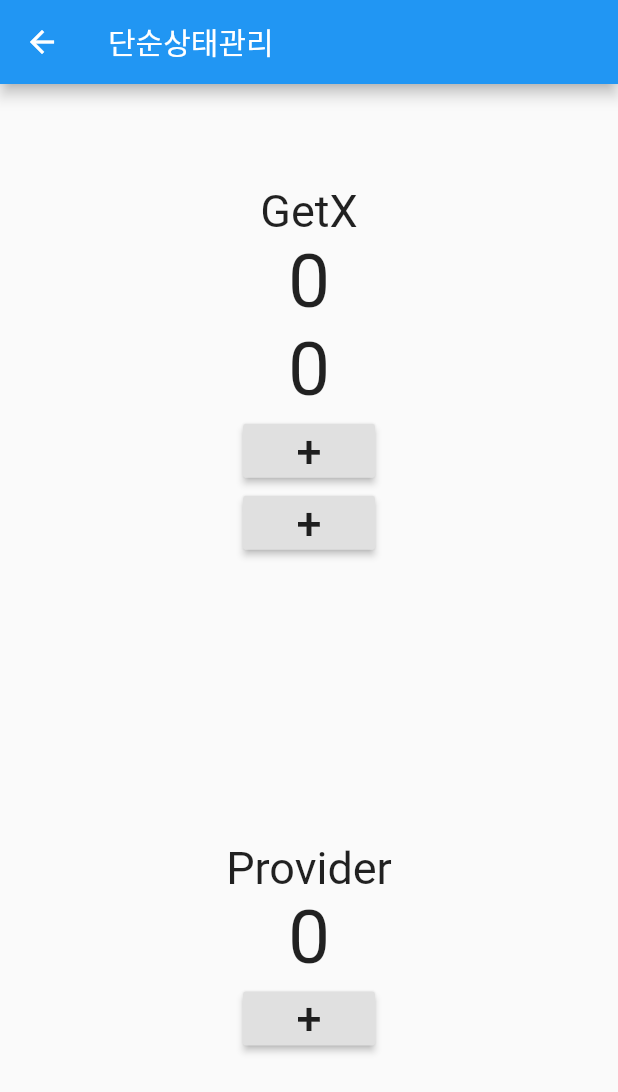
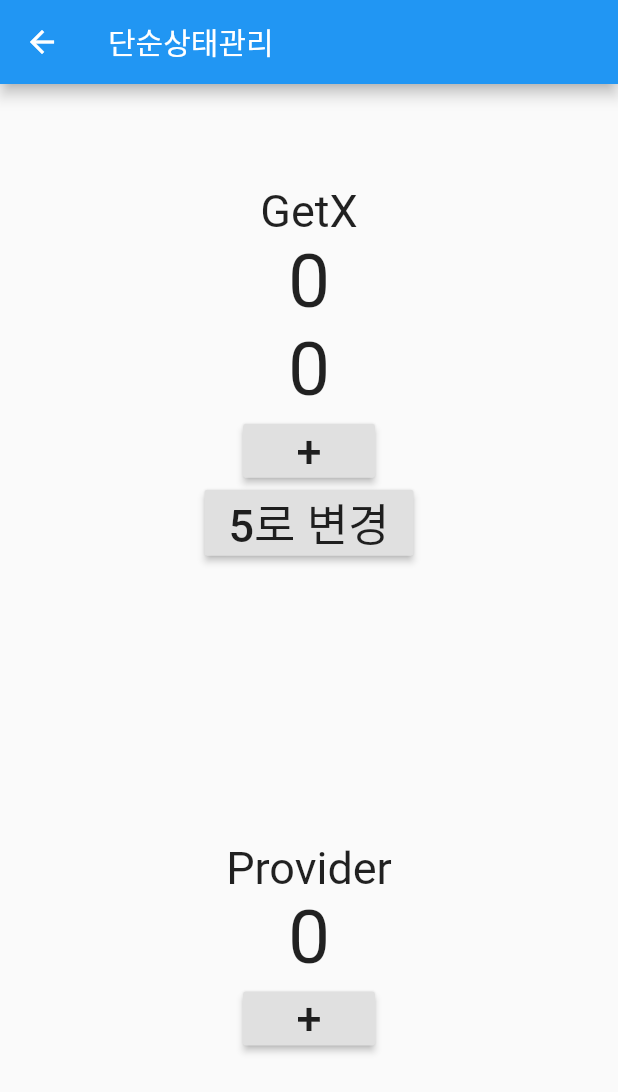
Before and after one commit to jyryuitpro/sample_route_manage, a Flutter app: the SimpleStateManagePage screen opened directly, on a phone screen of 412 x 824 dp. Shown: the top 1092 px of the screen. Run offline on Flutter 3.47's test engine with Material 2 defaults, Android fonts, the phone set to English and light mode, and no system bars; our stand-ins replace get.

Commit message:
GetX 주요 기능 3가지 중 그 두번째 반응형 상태관리 #4

```diff
--- a/lib/main.dart
+++ b/lib/main.dart
@@ -20,11 +20,13 @@ class MyApp extends StatelessWidget {
           visualDensity: VisualDensity.adaptivePlatformDensity),
       // home: Home(),
       initialRoute: '/',
+      // 기존 방식
       // routes: {
       //   '/': (context) => Home(),
       //   '/first': (context) => FirstNamedPage(),
       //   '/second': (context) => SecondNamedPage(),
       // },
+      // GetX
       getPages: [
         GetPage(
           name: '/',
--- a/lib/src/pages/next_page.dart
+++ b/lib/src/pages/next_page.dart
@@ -7,6 +7,7 @@ class NextPage extends StatelessWidget {
 
   @override
   Widget build(BuildContext context) {
+    print(Get.arguments.runtimeType);
     return Scaffold(
       appBar: AppBar(
         title: Text('Next Page'),
--- a/lib/src/pages/normal/second_page.dart
+++ b/lib/src/pages/normal/second_page.dart
@@ -32,6 +32,7 @@ class SecondPage extends StatelessWidget {
                 //     (route) => false);
 
                 // Get.to(Home());
+                // 회원가입 || Splash || 돌아갈 필요가 없는 페이지
                 Get.offAll(Home());
               },
             )
--- a/lib/src/pages/simple_state_manage_page.dart
+++ b/lib/src/pages/simple_state_manage_page.dart
@@ -11,6 +11,7 @@ class SimpleStateManagePage extends StatelessWidget {
 
   @override
   Widget build(BuildContext context) {
+    // GetX instance
     Get.put(CountControllerWithGetX());
     return Scaffold(
       appBar: AppBar(
--- a/lib/src/pages/state/with_getx.dart
+++ b/lib/src/pages/state/with_getx.dart
@@ -8,7 +8,8 @@ class WithGetX extends StatelessWidget {
 
   const WithGetX({Key? key}) : super(key: key);
 
-  Widget _button(String id) {
+  // Widget _button(String id) {
+  Widget _button() {
     return RaisedButton(
       child: Text(
         '+',
@@ -17,13 +18,16 @@ class WithGetX extends StatelessWidget {
         ),
       ),
       onPressed: () {
-        Get.find<CountControllerWithGetX>().increase(id);
+        // _controllerWithGetX.increase(id);
+        // Get.find<CountControllerWithGetX>().increase(id);
+        Get.find<CountControllerWithGetX>().increase();
       },
     );
   }
 
   @override
   Widget build(BuildContext context) {
+    // GetX instance 여기서도 가능
     // Get.put(CountControllerWithGetX());
     return Center(
       child: Column(
@@ -36,8 +40,9 @@ class WithGetX extends StatelessWidget {
             ),
           ),
           GetBuilder<CountControllerWithGetX>(
-            id: 'first',
+            // id: 'first',
             builder: (controller) {
+              print('UPDATE!!!');
               return Text(
                 '${controller.count}',
                 style: TextStyle(
@@ -47,8 +52,9 @@ class WithGetX extends StatelessWidget {
             },
           ),
           GetBuilder<CountControllerWithGetX>(
-            id: 'second',
+            // id: 'second',
             builder: (controller) {
+              print('UPDATE!!!');
               return Text(
                 '${controller.count}',
                 style: TextStyle(
@@ -57,8 +63,22 @@ class WithGetX extends StatelessWidget {
               );
             },
           ),
-          _button('first'),
-          _button('second'),
+          // _button('first'),
+          // _button('second'),
+          _button(),
+          RaisedButton(
+            child: Text(
+              '5로 변경',
+              style: TextStyle(
+                fontSize: 30,
+              ),
+            ),
+            onPressed: () {
+              // _controllerWithGetX.increase(id);
+              // Get.find<CountControllerWithGetX>().increase(id);
+              Get.find<CountControllerWithGetX>().putNumber(5);
+            },
+          )
         ],
       ),
     );
--- a/lib/src/pages/state/with_provider.dart
+++ b/lib/src/pages/state/with_provider.dart
@@ -42,6 +42,8 @@ class WithProvider extends StatelessWidget {
               ),
             ),
             onPressed: () {
+              // listen: true을 하게 되면 전체가 build 되며, consumer가 필요가 없다.
+              // listen: false일 경우는 Consumer쪽만 새로 build가 된다.
               Provider.of<CountControllerWithProvider>(context, listen: false,).increase();
             },
           ),
```
Also changed, not shown: lib/src/controller/count_controller_with_getx.dart (+12 -3 lines), lib/src/controller/count_controller_with_reactive.dart (added, +54 -0 lines), lib/src/home.dart (+14 -5 lines), lib/src/pages/reactive_state_manage_page.dart (added, +72 -0 lines), pubspec.lock.
